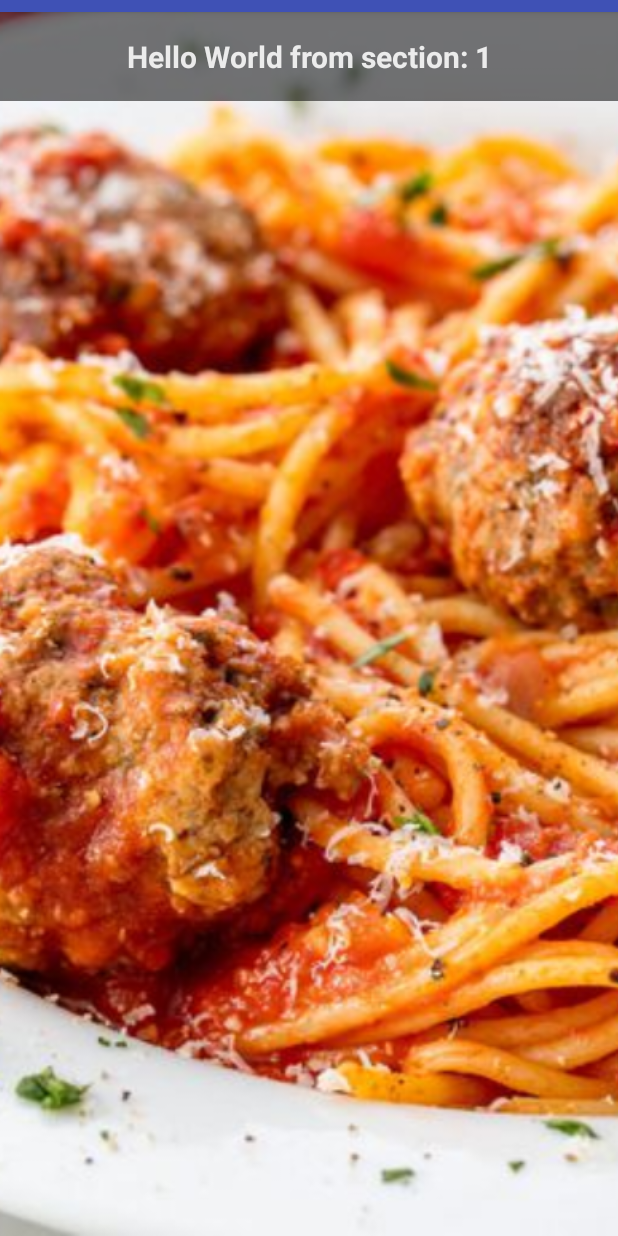
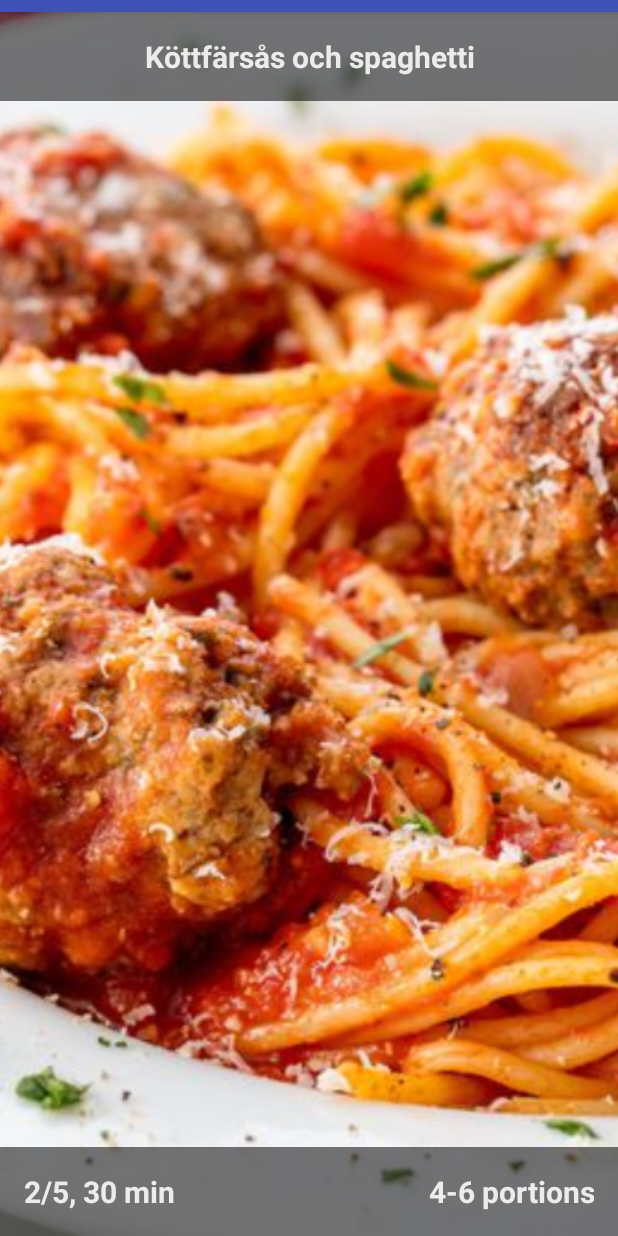
Before and after one commit to nsfan666666/Sous_Chef, an Android app: the screen it shows after launch (RecipeChooser), on a phone screen of 412 x 824 dp. Run offline under Robolectric (Android 15) with nearby library versions, the phone set to English and light mode, and no system bars; 1 statement that could not run was skipped.

Commit message:
Recipe details

```diff
--- a/app/build.gradle
+++ b/app/build.gradle
@@ -4,7 +4,7 @@ android {
     compileSdkVersion 27
     defaultConfig {
         applicationId "com.souschef.sork.sous_chef"
-        minSdkVersion 14
+        minSdkVersion 17
         targetSdkVersion 27
         versionCode 1
         versionName "1.0"
--- a/app/src/main/java/com/souschef/sork/sous_chef/RecipeChooser.java
+++ b/app/src/main/java/com/souschef/sork/sous_chef/RecipeChooser.java
@@ -137,8 +137,6 @@ public class RecipeChooser extends AppCompatActivity {
         public View onCreateView(LayoutInflater inflater, ViewGroup container,
                                  Bundle savedInstanceState) {
             View rootView = inflater.inflate(R.layout.fragment_recipe_chooser, container, false);
-            TextView textView = (TextView) rootView.findViewById(R.id.section_label);
-            textView.setText(getString(R.string.section_format, getArguments().getInt(ARG_SECTION_NUMBER)));
 
             int sectionNumber = getArguments().getInt(ARG_SECTION_NUMBER) - 1;
 
@@ -147,6 +145,16 @@ public class RecipeChooser extends AppCompatActivity {
                 Recipe recipe = recipeList.get(sectionNumber);
                 if(recipe != null) {
                     cover.setImageBitmap(recipe.cover);
+                    TextView recipeName = (TextView) rootView.findViewById(R.id.recipe);
+                    recipeName.setText(recipe.name);
+
+                    TextView leftContent = (TextView) rootView.findViewById(R.id.left);
+                    String leftContentText = recipe.difficulty + "/5, " + recipe.time;
+                    leftContent.setText(leftContentText);
+
+                    TextView rightContent = (TextView) rootView.findViewById(R.id.right);
+                    String rightContentText = recipe.portions + " portions";
+                    rightContent.setText(rightContentText);
                 }
             }
 
--- a/app/src/main/res/layout/fragment_recipe_chooser.xml
+++ b/app/src/main/res/layout/fragment_recipe_chooser.xml
@@ -15,9 +15,7 @@
             android:layout_width="match_parent"
             android:layout_height="match_parent"
             android:scaleType="centerCrop"
-            android:src="@mipmap/ic_launcher"
-            tools:layout_editor_absoluteX="131dp"
-            tools:layout_editor_absoluteY="108dp" />
+            android:src="@mipmap/ic_launcher" />
 
         <LinearLayout
             android:id="@+id/name_container"
@@ -28,21 +26,59 @@
             android:orientation="vertical">
 
             <TextView
-                android:id="@+id/section_label"
+                android:id="@+id/recipe"
                 android:layout_width="match_parent"
                 android:layout_height="wrap_content"
                 android:layout_marginBottom="@dimen/activity_vertical_margin"
                 android:layout_marginEnd="@dimen/activity_horizontal_margin"
                 android:layout_marginStart="@dimen/activity_horizontal_margin"
                 android:layout_marginTop="@dimen/activity_vertical_margin"
-                tools:layout_constraintLeft_creator="1"
-                tools:layout_constraintTop_creator="1"
                 android:text="Recipe:"
                 android:textSize="20dp"
                 android:textStyle="bold"
                 android:textAlignment="center"
                 android:textColor="#DDFFFFFF"/>
         </LinearLayout>
+
+        <LinearLayout
+            android:id="@+id/bottom_container"
+            android:layout_width="match_parent"
+            android:layout_height="wrap_content"
+            android:layout_alignBottom="@id/cover"
+            android:background="#88000000"
+            android:orientation="horizontal">
+
+            <TextView
+                android:id="@+id/left"
+                android:layout_width="wrap_content"
+                android:layout_height="wrap_content"
+                android:layout_marginBottom="@dimen/activity_vertical_margin"
+                android:layout_marginEnd="@dimen/activity_horizontal_margin"
+                android:layout_marginStart="@dimen/activity_horizontal_margin"
+                android:layout_marginTop="@dimen/activity_vertical_margin"
+                android:text="y/5, x min"
+                android:textSize="20dp"
+                android:textStyle="bold"
+                android:textColor="#DDFFFFFF"/>
+
+            <TextView
+                android:id="@+id/right"
+                android:layout_width="match_parent"
+                android:layout_height="wrap_content"
+                android:layout_marginBottom="@dimen/activity_vertical_margin"
+                android:layout_marginEnd="@dimen/activity_horizontal_margin"
+                android:layout_marginStart="@dimen/activity_horizontal_margin"
+                android:layout_marginTop="@dimen/activity_vertical_margin"
+                android:text="x-y portions"
+                android:textSize="20dp"
+                android:textStyle="bold"
+                android:textAlignment="textEnd"
+                android:textColor="#DDFFFFFF"/>
+
+        </LinearLayout>
+
+
+
     </RelativeLayout>
 
 </android.support.constraint.ConstraintLayout>
```
